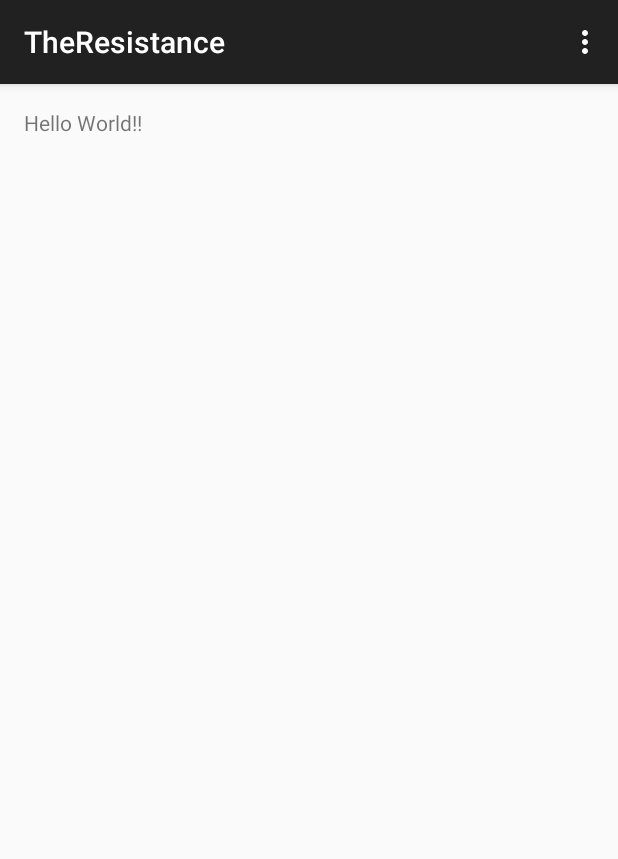
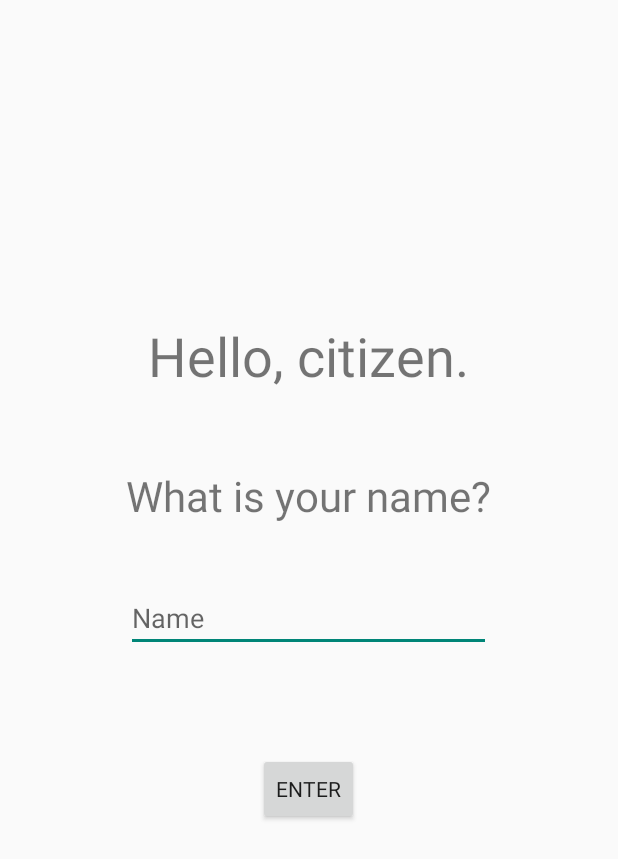
Before and after one commit to monmajumder/sample_code, an Android app: the screen it shows after launch (MainActivity), on a phone screen of 412 x 824 dp. Shown: the top 859 px of the screen. Run offline under Robolectric (Android 15) with nearby library versions, the phone set to English and light mode, and no system bars; libraries missing offline, so code that uses them is left out: com.parse; 14 statements that could not run were skipped.

Commit message:
First screen is working

```diff
--- a/TheResistance/app/src/main/java/com/resistance/theresistance/MainActivity.java
+++ b/TheResistance/app/src/main/java/com/resistance/theresistance/MainActivity.java
@@ -1,9 +1,11 @@
 package com.resistance.theresistance;
 
+import android.graphics.Typeface;
 import android.os.Bundle;
 import android.support.v7.app.ActionBarActivity;
 import android.view.Menu;
 import android.view.MenuItem;
+import android.widget.TextView;
 
 import com.parse.Parse;
 import com.parse.ParseObject;
@@ -14,7 +16,21 @@ public class MainActivity extends ActionBarActivity {
     @Override
     protected void onCreate(Bundle savedInstanceState) {
         super.onCreate(savedInstanceState);
+
+        getSupportActionBar().hide();
+
         setContentView(R.layout.activity_main);
+
+        TextView tv = (TextView) findViewById(R.id.hello_citizen);
+        Typeface face = Typeface.createFromAsset(getAssets(),
+                "fonts/HelveticaNeueDeskInterface.ttc");
+        tv.setTypeface(face);
+
+        TextView text = (TextView) findViewById(R.id.what_is_your_name);
+        Typeface faces = Typeface.createFromAsset(getAssets(),
+                "fonts/HelveticaNeueDeskInterface.ttc");
+        text.setTypeface(face);
+
         // Enable Local Datastore.
         Parse.enableLocalDatastore(this);
 
--- /dev/null
+++ b/TheResistance/app/src/main/java/com/resistance/theresistance/MyButton.java
@@ -0,0 +1,44 @@
+package com.resistance.theresistance;
+
+import android.content.Context;
+import android.graphics.Typeface;
+import android.util.AttributeSet;
+import android.widget.Button;
+
+/**
+ * Created by jwagner on 10/23/15.
+ */
+public class MyButton extends Button {
+
+    public MyButton(Context context) {
+        super(context);
+        init();
+    }
+
+    public MyButton(Context context, AttributeSet attrs) {
+        super(context, attrs);
+        init();
+    }
+
+    public MyButton(Context context, AttributeSet attrs, int defStyle) {
+        super(context, attrs, defStyle);
+        init();
+    }
+
+    private void init() {
+        Typeface font=Typeface.createFromAsset(getContext().getAssets(), "fonts/HelveticaNeueDeskInterface.ttc");
+        this.setTypeface(font);
+    }
+    @Override
+    public void setTypeface(Typeface tf, int style) {
+        tf=Typeface.createFromAsset(getContext().getAssets(), "fonts/HelveticaNeueDeskInterface.ttc");
+        super.setTypeface(tf, style);
+    }
+
+    @Override
+    public void setTypeface(Typeface tf) {
+        tf=Typeface.createFromAsset(getContext().getAssets(), "fonts/HelveticaNeueDeskInterface.ttc");
+        super.setTypeface(tf);
+    }
+
+}
--- /dev/null
+++ b/TheResistance/app/src/main/java/com/resistance/theresistance/MyEditTextView.java
@@ -0,0 +1,44 @@
+package com.resistance.theresistance;
+
+import android.content.Context;
+import android.graphics.Typeface;
+import android.util.AttributeSet;
+import android.widget.EditText;
+
+/**
+ * Created by jwagner on 10/23/15.
+ */
+public class MyEditTextView extends EditText {
+
+    public MyEditTextView(Context context) {
+        super(context);
+        init();
+
+    }
+
+    public MyEditTextView(Context context, AttributeSet attrs) {
+        super(context, attrs);
+        init();
+    }
+
+    public MyEditTextView(Context context, AttributeSet attrs, int defStyle) {
+        super(context, attrs, defStyle);
+        init();
+    }
+
+    private void init() {
+        Typeface font=Typeface.createFromAsset(getContext().getAssets(), "fonts/HelveticaNeueDeskInterface.ttc");
+        this.setTypeface(font);
+    }
+    @Override
+    public void setTypeface(Typeface tf, int style) {
+        tf=Typeface.createFromAsset(getContext().getAssets(), "fonts/HelveticaNeueDeskInterface.ttc");
+        super.setTypeface(tf, style);
+    }
+
+    @Override
+    public void setTypeface(Typeface tf) {
+        tf=Typeface.createFromAsset(getContext().getAssets(), "fonts/HelveticaNeueDeskInterface.ttc");
+        super.setTypeface(tf);
+    }
+}
--- a/TheResistance/app/src/main/res/layout/activity_main.xml
+++ b/TheResistance/app/src/main/res/layout/activity_main.xml
@@ -5,7 +5,44 @@
     android:paddingTop="@dimen/activity_vertical_margin"
     android:paddingBottom="@dimen/activity_vertical_margin" tools:context=".MainActivity">
 
-    <TextView android:text="@string/hello_world" android:layout_width="wrap_content"
-        android:layout_height="wrap_content" />
+    <TextView android:text="@string/hello_citizen" android:layout_width="wrap_content"
+        android:layout_height="wrap_content"
+        android:id="@+id/hello_citizen"
+        android:textSize="36dp"
+        android:layout_marginBottom="50dp"
+        android:layout_above="@+id/what_is_your_name"
+        android:layout_centerHorizontal="true" />
+
+    <com.resistance.theresistance.MyTextView
+        android:text="@string/what_is_your_name"
+        android:layout_width="wrap_content"
+        android:layout_height="wrap_content"
+        android:id="@+id/what_is_your_name"
+        android:textSize="28dp"
+        android:layout_above="@+id/enter_name"
+        android:layout_centerHorizontal="true"
+        android:layout_marginBottom="40dp" />
+
+    <com.resistance.theresistance.MyEditTextView
+        android:id="@+id/enter_name"
+        android:layout_width="fill_parent"
+        android:layout_height="wrap_content"
+        android:hint="@string/name"
+        android:inputType="text"
+        android:layout_centerVertical="true"
+        android:layout_alignRight="@+id/what_is_your_name"
+        android:layout_alignEnd="@+id/what_is_your_name"
+        android:layout_alignLeft="@+id/what_is_your_name"
+        android:layout_alignStart="@+id/what_is_your_name" />
+
+    <com.resistance.theresistance.MyButton
+        style="?android:attr/buttonStyleSmall"
+        android:layout_width="wrap_content"
+        android:layout_height="wrap_content"
+        android:text="@string/enter"
+        android:id="@+id/enter_button"
+        android:layout_marginTop="67dp"
+        android:layout_below="@+id/enter_name"
+        android:layout_centerHorizontal="true" />
 
 </RelativeLayout>
--- a/TheResistance/app/src/main/res/values/strings.xml
+++ b/TheResistance/app/src/main/res/values/strings.xml
@@ -1,6 +1,9 @@
 <resources>
     <string name="app_name">TheResistance</string>
 
-    <string name="hello_world">Hello World!!</string>
+    <string name="hello_citizen">Hello, citizen.</string>
+    <string name="what_is_your_name">What is your name?</string>
+    <string name="name">Name</string>
+    <string name="enter">ENTER</string>
     <string name="action_settings">Settings</string>
 </resources>
```
Also changed, not shown: TheResistance/app/src/main/java/com/resistance/theresistance/MyTextView.java (added, +28 -0 lines), 1 other file.
